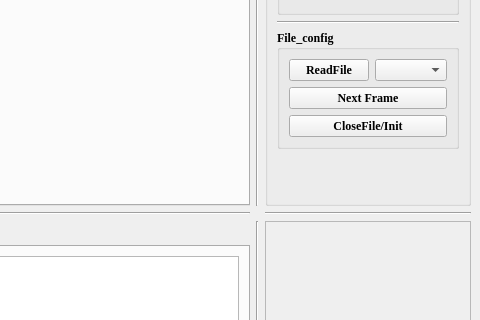
The window that Radar_UDP.ui (CruzeOliver/Andar_Radar_UDP) describes before a commit, drawn with Qt 5; both pictures show x 585 to 1065 and y 449 to 769 of the 1065 by 943 pixel window.
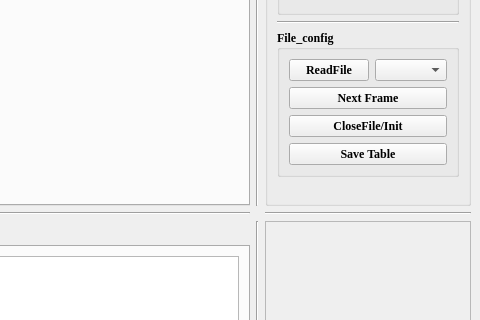
The same window after the commit.

Commit message: 新增一个Save table to csv的功能，可以把table中计算出来的角度、距离信息，保存到csv文件中。后续可以用来比较，幅相校准前后对测距测角的影响

```diff
--- a/Radar_UDP.ui
+++ b/Radar_UDP.ui
@@ -697,6 +697,13 @@
             </property>
            </widget>
           </item>
+          <item>
+           <widget class="QPushButton" name="pushButton">
+            <property name="text">
+             <string>Save Table</string>
+            </property>
+           </widget>
+          </item>
          </layout>
         </widget>
        </item>
```
Left out of the diff: 37 changed lines with no effect on the pictures. The commit also changes 2 other files.
